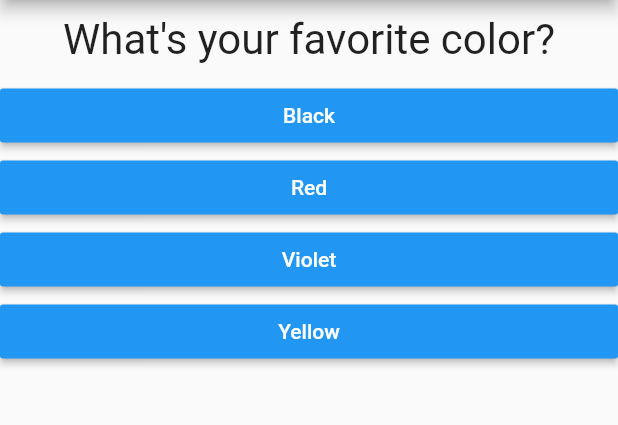
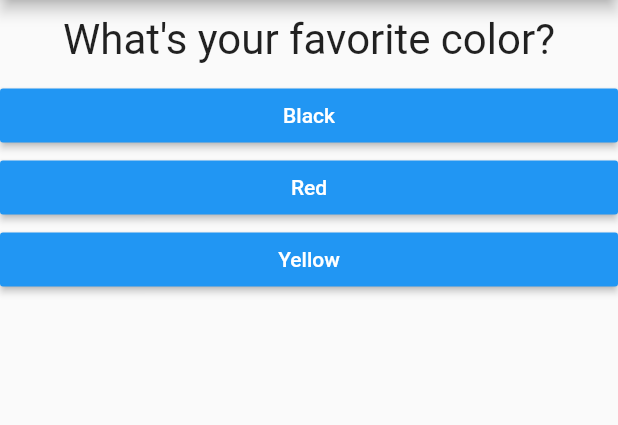
Before and after one commit to wenk-silvan/quiz, a Flutter app: the screen it shows after launch, on a phone screen of 412 x 824 dp, the part 84-509 px from its top. Run offline on Flutter 3.47's test engine with Material 2 defaults, Android fonts, the phone set to English and light mode, and no system bars.

Commit message:
Add dynamic score calculation for answers

```diff
--- a/lib/main.dart
+++ b/lib/main.dart
@@ -1,6 +1,7 @@
-import 'package:first_app/answer.dart';
-import 'package:first_app/question.dart';
 import 'package:flutter/material.dart';
+
+import './quiz.dart';
+import 'result.dart';
 
 void main() => runApp(MyApp());
 
@@ -12,27 +13,44 @@ class MyApp extends StatefulWidget {
 }
 
 class _MyAppState extends State<MyApp> {
-  final questions = const [
+  final _questions = const [
     {
       'question': 'What\'s your favorite color?',
-      'answers': ['Black', 'Red', 'Violet', 'Yellow']
+      'answers': [
+        {'text': 'Black', 'score': 10},
+        {'text': 'Red', 'score': 30},
+        {'text': 'Yellow', 'score': 50},
+      ]
     },
     {
       'question': 'What\'s you favorite animal?',
-      'answers': ['Dog', 'Cat', 'Snake', 'Elephant']
+      'answers': [
+        {'text': 'Dog', 'score': 10},
+        {'text': 'Cat', 'score': 20},
+        {'text': 'Snake', 'score': 30},
+        {'text': 'Elephant', 'score': 50}
+      ]
     },
     {
       'question': 'What\'s your favorite hobby?',
-      'answers': ['Ski', 'Jump', 'Run', 'Play']
+      'answers': [
+        {'text': 'Ski', 'score': 50},
+        {'text': 'Jump', 'score': 30},
+        {'text': 'Run', 'score': 20},
+        {'text': 'Play', 'score': 10}
+      ]
     }
   ];
 
   var _questionIndex = 0;
+  var _totalScore = 0;
 
-  void _answerQuestion() {
+  void _answerQuestion(int score) {
     setState(() {
       _questionIndex++;
     });
+
+    _totalScore += score;
 
     print(_questionIndex);
   }
@@ -44,15 +62,13 @@ class _MyAppState extends State<MyApp> {
         appBar: AppBar(
           title: Text('My First App'),
         ),
-        body: this._questionIndex < this.questions.length ? Column(
-          children: <Widget>[
-            Question(questions[_questionIndex]['question']),
-            ...(questions[_questionIndex]['answers'] as List<String>)
-                .map((answer) {
-                  return Answer(_answerQuestion, answer);
-            }).toList(),
-          ],
-        ) : Center(child: Text('You did it.')),
+        body: this._questionIndex < this._questions.length
+            ? Quiz(
+                answerQuestion: this._answerQuestion,
+                questionIndex: this._questionIndex,
+                questions: this._questions,
+              )
+            : Result(this._totalScore),
       ),
     );
   }
--- /dev/null
+++ b/lib/quiz.dart
@@ -0,0 +1,28 @@
+import 'package:flutter/cupertino.dart';
+
+import './question.dart';
+import './answer.dart';
+
+class Quiz extends StatelessWidget {
+  final List<Map<String, Object>> questions;
+  final int questionIndex;
+  final Function answerQuestion;
+
+  Quiz(
+      {@required this.questions,
+      @required this.answerQuestion,
+      @required this.questionIndex});
+
+  @override
+  Widget build(BuildContext context) {
+    return Column(
+      children: <Widget>[
+        Question(this.questions[this.questionIndex]['question']),
+        ...(this.questions[this.questionIndex]['answers'] as List<Map<String, Object>>)
+            .map((answer) {
+          return Answer(() => answerQuestion(answer['score']), answer['text']);
+        }).toList(),
+      ],
+    );
+  }
+}
```
Also changed, not shown: lib/result.dart (added, +31 -0 lines).
